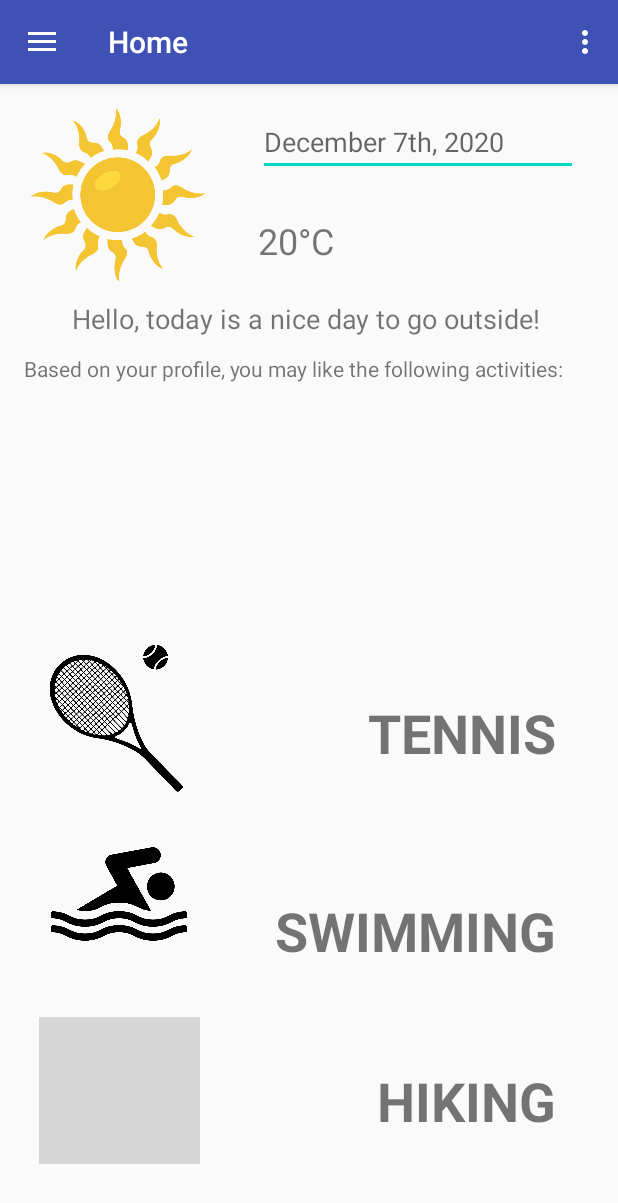
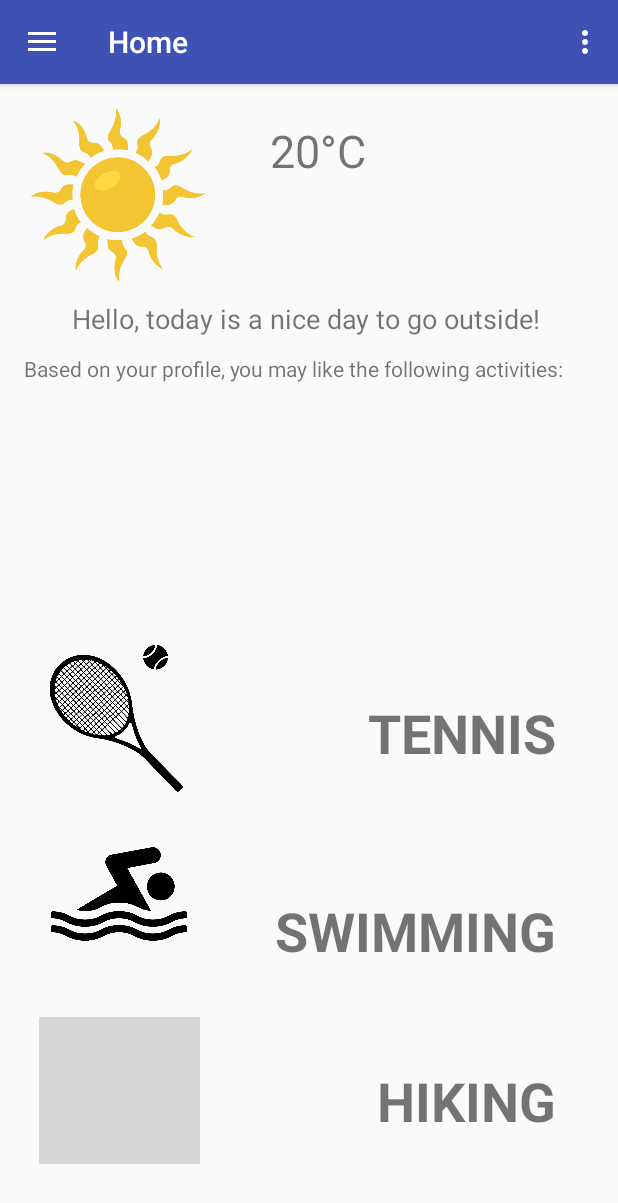
Before and after one commit to MorganLay/Dream-Team, an Android app: the screen it shows after launch once a user with an empty profile is signed in (MainActivity), on a phone screen of 412 x 824 dp. Shown: the top 1203 px of the screen. Run offline under Robolectric (Android 15) with nearby library versions, the phone set to English and light mode, and no system bars; our stand-ins replace Firebase (no records; nobody signed in at launch, a user with empty details on screens opened directly), Volley, navigation-ui; network calls fail; grey boxes are pictures that could not be loaded.

Commit message:
Menu icon changes

```diff
--- a/app/src/main/java/com/example/alphadrawer/MainActivity.java
+++ b/app/src/main/java/com/example/alphadrawer/MainActivity.java
@@ -63,8 +63,8 @@ public class MainActivity extends AppCompatActivity {
         FirebaseApp.initializeApp(MainActivity.this);
         client = LocationServices.getFusedLocationProviderClient(this);
 
-        if(ActivityCompat.checkSelfPermission(MainActivity.this,
-                Manifest.permission.ACCESS_FINE_LOCATION) == PackageManager.PERMISSION_GRANTED){
+        if (ActivityCompat.checkSelfPermission(MainActivity.this,
+                Manifest.permission.ACCESS_FINE_LOCATION) == PackageManager.PERMISSION_GRANTED) {
 
             getCurrentLocation();
 
@@ -87,6 +87,16 @@ public class MainActivity extends AppCompatActivity {
     }
 
     private void getCurrentLocation() {
+        if (ActivityCompat.checkSelfPermission(this, Manifest.permission.ACCESS_FINE_LOCATION) != PackageManager.PERMISSION_GRANTED && ActivityCompat.checkSelfPermission(this, Manifest.permission.ACCESS_COARSE_LOCATION) != PackageManager.PERMISSION_GRANTED) {
+            // TODO: Consider calling
+            //    ActivityCompat#requestPermissions
+            // here to request the missing permissions, and then overriding
+            //   public void onRequestPermissionsResult(int requestCode, String[] permissions,
+            //                                          int[] grantResults)
+            // to handle the case where the user grants the permission. See the documentation
+            // for ActivityCompat#requestPermissions for more details.
+            return;
+        }
         Task<Location> task = client.getLastLocation();
 
         task.addOnSuccessListener(location -> {
--- a/app/src/main/res/layout/fragment_home.xml
+++ b/app/src/main/res/layout/fragment_home.xml
@@ -22,25 +22,11 @@
         android:id="@+id/weatherTemp"
         android:layout_width="wrap_content"
         android:layout_height="wrap_content"
-        android:layout_marginStart="172dp"
-        android:layout_marginLeft="172dp"
-        android:layout_marginTop="88dp"
+        android:layout_marginStart="180dp"
+        android:layout_marginLeft="180dp"
+        android:layout_marginTop="24dp"
         android:text="@string/weatherTemperature"
-        android:textSize="24sp"
-        app:layout_constraintStart_toStartOf="parent"
-        app:layout_constraintTop_toTopOf="parent" />
-
-    <EditText
-        android:id="@+id/weatherDate"
-        android:layout_width="wrap_content"
-        android:layout_height="wrap_content"
-        android:layout_marginStart="172dp"
-        android:layout_marginLeft="172dp"
-        android:layout_marginTop="16dp"
-        android:autofillHints=""
-        android:ems="10"
-        android:hint="@string/defaultDate"
-        android:inputType="date"
+        android:textSize="30sp"
         app:layout_constraintStart_toStartOf="parent"
         app:layout_constraintTop_toTopOf="parent" />
 
@@ -142,5 +128,17 @@
         app:layout_constraintBottom_toBottomOf="parent"
         app:layout_constraintEnd_toEndOf="parent" />
 
+    <TextView
+        android:id="@+id/weatherDesc"
+        android:layout_width="wrap_content"
+        android:layout_height="wrap_content"
+        android:layout_marginStart="180dp"
+        android:layout_marginLeft="180dp"
+        android:layout_marginTop="88dp"
+        android:text=""
+        android:textSize="24sp"
+        app:layout_constraintStart_toStartOf="parent"
+        app:layout_constraintTop_toTopOf="parent" />
+
 
 </androidx.constraintlayout.widget.ConstraintLayout>
--- a/app/src/main/res/menu/activity_main_drawer.xml
+++ b/app/src/main/res/menu/activity_main_drawer.xml
@@ -6,21 +6,23 @@
     <group android:checkableBehavior="single">
         <item
             android:id="@+id/nav_home"
-            android:icon="@drawable/ic_menu_camera"
+            android:icon="@drawable/home"
             android:title="@string/menu_home" />
         <item
             android:id="@+id/nav_gallery"
-            android:icon="@drawable/ic_menu_gallery"
+            android:icon="@drawable/search_icon"
             android:title="@string/menu_gallery" />
         <item
+            android:id="@+id/nav_maps"
+            android:icon="@drawable/activity"
+            android:title="@string/menu_map" />
+        <item
             android:id="@+id/nav_slideshow"
-            android:icon="@drawable/ic_menu_slideshow"
+            android:icon="@drawable/profile"
             android:title="@string/menu_slideshow" />
         <item
             android:id="@+id/nav_preferences"
+            android:icon="@drawable/preferences"
             android:title="@string/menu_preferences" />
-        <item
-            android:id="@+id/nav_maps"
-            android:title="@string/menu_map" />
     </group>
 </menu>
```
Also changed, not shown: app/src/main/java/com/example/alphadrawer/ui/home/HomeFragment.java (+36 -2 lines), app/src/main/res/drawable/activity.png (added), app/src/main/res/drawable/home.png (added), app/src/main/res/drawable/preferences.png (added), app/src/main/res/drawable/profile.png (added), app/src/main/res/drawable/search_icon.png (added).
